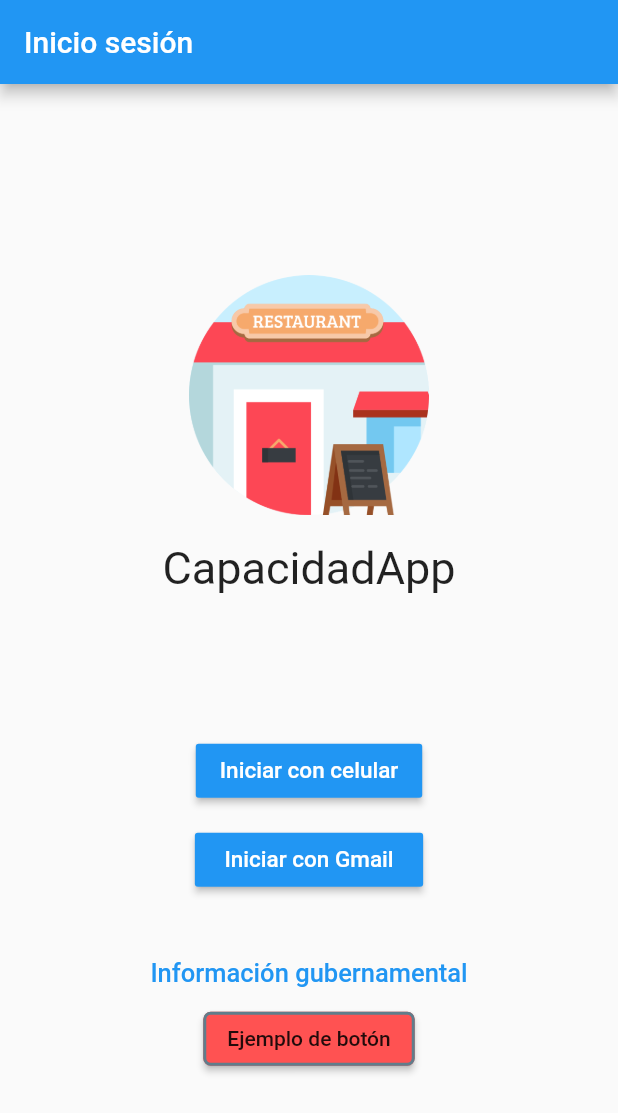
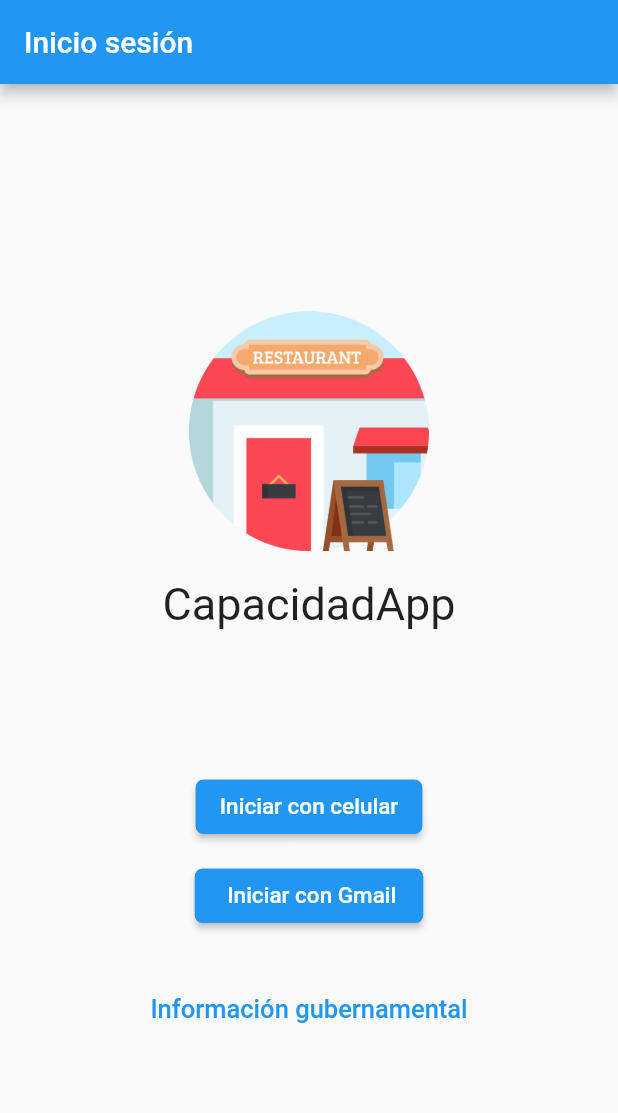
Before and after one commit to jocgomez/ProyectoCiudadesMoviles, a Flutter app: the screen it shows after launch, on a phone screen of 412 x 824 dp. Shown: the top 1113 px of the screen. Run offline on Flutter 3.47's test engine with Material 2 defaults, Android fonts, the phone set to English and light mode, and no system bars; our stand-ins replace cloud_firestore, geolocator, google_maps_flutter, location; accounts and stored records are empty.

Commit message:
Organice los botones y corregí el problema de la imagen que no aparecía

```diff
--- a/ciudadesmoviles/lib/Estilos/Estilos.dart
+++ b/ciudadesmoviles/lib/Estilos/Estilos.dart
@@ -5,8 +5,9 @@ class Estilos {
   static const Color colorMapa = Color(0x806550);
 
   //Estilos de los botones
-  static const TextStyle estiloTextoBoton = TextStyle();
+  static const TextStyle estiloTextoBoton = TextStyle(color: Colors.white, fontSize: 15);
   static const Color estiloBoldAzul12 = Colors.blueAccent;
   static const Color colorBotonDeshabilitado = Colors.grey;
-  static const Color bordeBoton = Colors.blueGrey;
+  static const Color bordeBoton = Colors.blue;
+  static const Color colorazul = Colors.blue;
 }
--- a/ciudadesmoviles/lib/Paginas/Login.dart
+++ b/ciudadesmoviles/lib/Paginas/Login.dart
@@ -10,8 +10,8 @@ class LoginPagina extends StatefulWidget {
 }
 
 class _LoginPaginaState extends State<LoginPagina> {
+
   Location _location = Location();
-  final _estiloTexto = new TextStyle(color: Colors.white, fontSize: 15);
   final _estiloTextoGobierno = new TextStyle(color: Colors.blue, fontSize: 17);
 
   @override
@@ -55,12 +55,6 @@ class _LoginPaginaState extends State<LoginPagina> {
                 width: 250,
                 height: 40,
                 /*color: Colors.cyan,*/ child: _botonGobierno()),
-            BotonAtomo(
-                color: Estilos.colorPrincipal,
-                estiloTexto: Estilos.estiloTextoBoton,
-                colorBorde: Estilos.bordeBoton,
-                funcion: () {},
-                texto: "Ejemplo de botón")
           ],
         ),
       ),
@@ -71,17 +65,20 @@ class _LoginPaginaState extends State<LoginPagina> {
     return Column(
       mainAxisAlignment: MainAxisAlignment.spaceEvenly,
       children: [
-        RaisedButton(
-            child: Text('Iniciar con celular', style: _estiloTexto),
-            color: Colors.blue,
-            onPressed: () {
-              _interfazCelular();
-            }),
-        RaisedButton(
-            child: Text(' Iniciar con Gmail ', style: _estiloTexto),
-            color: Colors.blue,
-            onPressed: () {}),
-      ],
+
+        BotonAtomo(color: Estilos.colorazul,
+                   estiloTexto: Estilos.estiloTextoBoton ,
+                   texto: "Iniciar con celular",
+                   colorBorde: Estilos.bordeBoton,
+                   funcion: (){_interfazCelular();}),
+
+        BotonAtomo(color: Estilos.colorazul,
+                   estiloTexto: Estilos.estiloTextoBoton ,
+                   texto: " Iniciar con Gmail ",
+                   colorBorde: Estilos.bordeBoton,
+                   funcion: (){}),
+
+        ],
     );
   }
 
--- a/ciudadesmoviles/lib/Rutas.dart
+++ b/ciudadesmoviles/lib/Rutas.dart
@@ -1,3 +1,4 @@
+import 'package:ciudadesmoviles/Paginas/Celular.dart';
 import 'package:ciudadesmoviles/Paginas/Login.dart';
 import 'package:ciudadesmoviles/Paginas/Mapa.dart';
 import 'package:flutter/material.dart';
@@ -5,5 +6,6 @@ import 'package:flutter/material.dart';
 Map<String, WidgetBuilder> rutasApp() => <String, WidgetBuilder>{
       '/login': (BuildContext context) => LoginPagina(),
       '/mapa': (BuildContext context) => MapaPagina(),
+      '/celular': (BuildContext context) => InicioCelular(),
       //'/gobierno': (BuildContext context) => MapaPagina(),
     };
```
